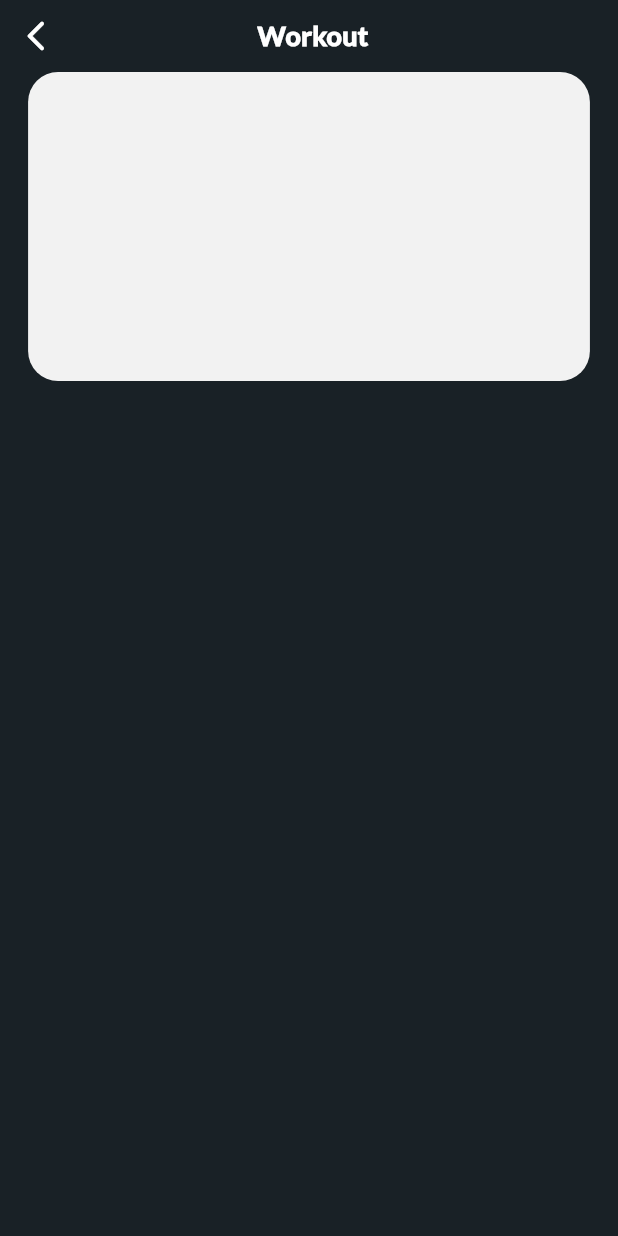
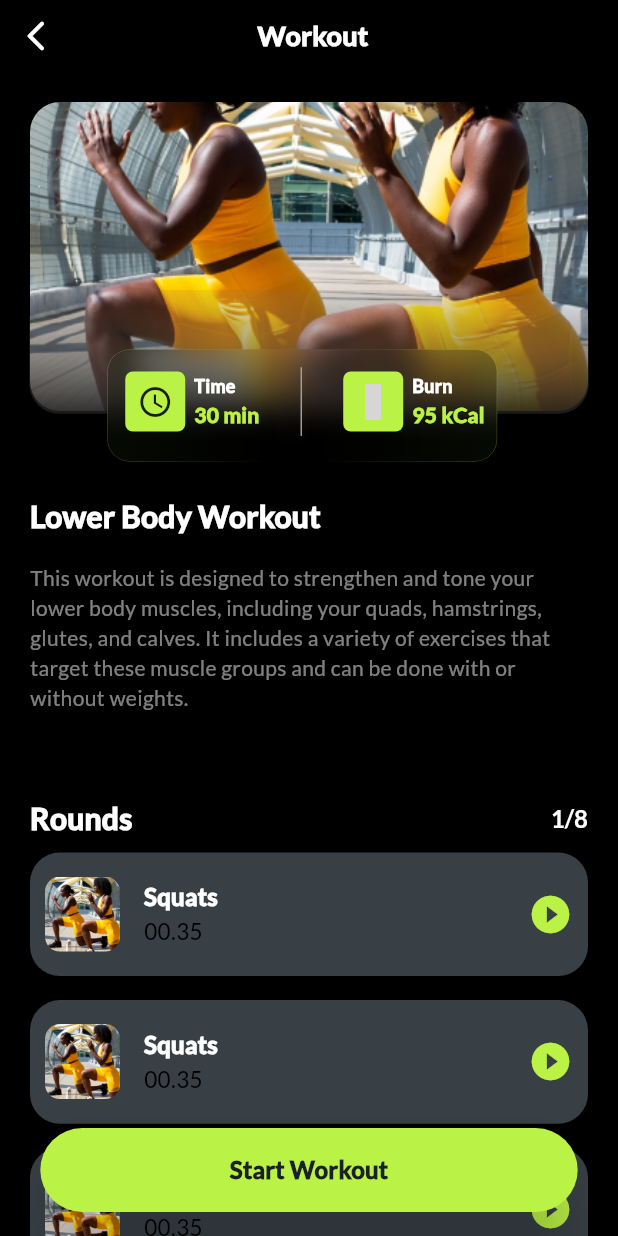
Before and after one commit to Buggies-dart/kineticx, a Flutter app: the screen it shows after launch, after a tap on an icon or button, on a phone screen of 412 x 824 dp. Run offline on Flutter 3.47's test engine with Material 3 defaults, Android fonts, the phone set to English and light mode, and no system bars; our stand-ins replace camera, cloud_firestore, firebase_auth, firebase_core, fl_chart, flutter_material_design_icons and 10 more; missing offline and left inert: water_animation; accounts and stored records are empty; network calls fail; grey boxes are pictures that could not be loaded.

Commit message:
feat: Update popular workout page layout and add secondary container color

```diff
--- a/lib/Utils/components.dart
+++ b/lib/Utils/components.dart
@@ -34,6 +34,7 @@ primaryColorLight: lilacPurple ,
 colorScheme: ColorScheme.light(
 onPrimaryContainer: steelGray,
 onPrimaryFixedVariant: slateGray,
+secondaryContainer: darkSlateGray,
 surfaceContainer: whiteColor,
 tertiaryContainer: smallChipColor,
 onErrorContainer: tomatoRed
--- a/lib/popular_workout_page.dart
+++ b/lib/popular_workout_page.dart
@@ -1,5 +1,9 @@
+import 'dart:ui';
+
 import 'package:flutter/material.dart';
+import 'package:flutter_material_design_icons/flutter_material_design_icons.dart';
 import 'package:kineticx/Utils/components.dart';
+import 'package:kineticx/Utils/pngs.dart';
 
 class PopularWorkoutPage extends StatefulWidget {
   const PopularWorkoutPage({super.key});
@@ -19,34 +23,144 @@ class _PopularWorkoutPageState extends State<PopularWorkoutPage> {
 final sizeHeight = MediaQuery.of(context).size.height;
 final sizeWidth = MediaQuery.of(context).size.width;
 
-return Scaffold( backgroundColor: blackColor,
+return Scaffold( backgroundColor: Colors.black,
+floatingActionButton: SizedBox( width: sizeWidth/1.15,
+child: FloatingActionButton.extended( backgroundColor: theme.primaryColor, onPressed: (){}, label: Text('Start Workout', style: theme.textTheme.titleMedium!.copyWith(fontSize: 16)),
+elevation: 20,
+shape: RoundedRectangleBorder(borderRadius: BorderRadius.circular(30))),
+),
+floatingActionButtonLocation: FloatingActionButtonLocation.centerFloat,
 body: SafeArea(
+  child: SingleChildScrollView( scrollDirection: Axis.vertical,
     child: Column(
     children: [
+
     Row(children: [
     IconButton(onPressed: (){Navigator.pop(context);}, icon: const Icon(Icons.arrow_back_ios_new_rounded, color: whiteColor,)),
     SizedBox(width: sizeWidth * 0.3),
     Text("Workout", style:  theme.textTheme.titleMedium!.copyWith(color: whiteColor),),
      ],
     ),
-
-Stack(
-  children: [ Container( height: sizeHeight/4, width: sizeWidth/1.1,
-  decoration: BoxDecoration( color: containerWhite,
+    Padding( padding: EdgeInsets.all(20),
+      child: Column( crossAxisAlignment: CrossAxisAlignment.start, mainAxisSize: MainAxisSize.min,
+      children: [
+      Stack( clipBehavior: Clip.none, alignment: Alignment.center,
+      children: [
+      Container( height: sizeHeight/4, width: sizeWidth/1.1,
+      decoration: BoxDecoration( image: const DecorationImage( image: AssetImage(Images.getStarted), fit: BoxFit.cover),
        borderRadius: BorderRadius.all(Radius.elliptical(20, 20)),   ),
       ),
-Positioned( top: sizeHeight/1.75,
-  child: Container( decoration: BoxDecoration(gradient: LinearGradient( begin: Alignment.topCenter, end: Alignment.bottomCenter,
+      Positioned( bottom: -1.8,
+      child: Container(
+      decoration: BoxDecoration(gradient: LinearGradient( begin: Alignment.topCenter, end: Alignment.bottomCenter,
       colors: [
-  Color.fromARGB(0, 255, 255, 255), whiteColor
-  ]) ),
-  height: sizeHeight/10, width: sizeWidth,
+      Color(0xFF686868).withValues(alpha: 0.1), Color(0xFF1D1D1D).withValues(alpha: 0.9)
+      ]),
+  borderRadius: BorderRadius.all(Radius.elliptical(20, 20)),
       ),
+      height: sizeHeight/10, width: sizeWidth/1.105,
+      ),
+      ),
+      Positioned( left: sizeWidth/8, top: sizeHeight/5,
+      child: Stack(
+        children: [ ClipRRect( borderRadius: BorderRadius.circular(15),
+        child: BackdropFilter( filter: ImageFilter.blur(sigmaX: 10, sigmaY: 10),
+        child: ShaderMask( shaderCallback: (bounds) => LinearGradient( colors: [
+        theme.primaryColor.withValues(alpha:1), theme.primaryColor.withValues(alpha: 0.01), theme.primaryColor.withValues(alpha:0),
+        theme.primaryColor.withValues(alpha: 0.01), theme.primaryColor.withValues(alpha:1),
+        ],
+        stops: [0.0, 0.41, 0.47, 0.54, 1.0],
+        ).createShader(bounds),
+        child: Container( width: 260, height: 75, decoration: BoxDecoration(
+        color: Color(0xFF192126).withValues(alpha: 0.3),
+        borderRadius: BorderRadius.circular(15),  border: Border.all(color: Colors.white, width: 0.2),
+        ),
+        ),
+        ),
+        ),),
+
+      Positioned( top: 12, left: 12,
+      child: Row(
+      children: [
+      workoutParams(theme, 'Time', '30 min', Icons.access_time),
+      SizedBox(width: sizeWidth/15),
+      Container(width: 1, height: sizeHeight/18, color: Colors.grey,
+      ),
+      SizedBox(width: sizeWidth/15),
+      workoutParams(theme, 'Burn', '95 kCal', MdiIcons.fire),
+      ],
+      ),
+      ),
+      ]),
+      ),
+      ]
+
+      ),
+
+
+       Container(
+      decoration: BoxDecoration( gradient: LinearGradient(colors: [
+      theme.primaryColor.withValues(alpha:1), theme.primaryColor.withValues(alpha: 0.01), theme.primaryColor.withValues(alpha:0),
+      theme.primaryColor.withValues(alpha: 0.01), theme.primaryColor.withValues(alpha:1),
+      ],
+      stops: [0.0, 0.41, 0.47, 0.54, 1.0],
+      ) ),),
+      SizedBox(height: sizeHeight/15),
+
+      Text('Lower Body Workout', style: theme.textTheme.titleMedium!.copyWith(color: whiteColor, fontSize: 20)),
+      SizedBox(height: sizeHeight/50),
+      Text('This workout is designed to strengthen and tone your lower body muscles, including your quads, hamstrings, glutes, and calves. It includes a variety of exercises that target these muscle groups and can be done with or without weights.', style: theme.textTheme.bodyMedium!.copyWith(color: whiteColor.withValues(alpha: 0.5), fontSize: 14)),
+
+      SizedBox(height: sizeHeight/15),
+
+Row( mainAxisAlignment: MainAxisAlignment.spaceBetween,
+children: [
+Text('Rounds', style: theme.textTheme.titleMedium!.copyWith(color: whiteColor, fontSize: 20)),
+Text('1/8', style: theme.textTheme.headlineMedium!.copyWith(color: whiteColor),)
+]),
+SizedBox( height: sizeHeight, width: sizeWidth,
+child: ListView.builder( physics: NeverScrollableScrollPhysics(), itemCount: 10, scrollDirection: Axis.vertical,
+itemBuilder: (context, index){
+return Padding(
+padding: const EdgeInsets.symmetric(vertical: 8),
+child: SizedBox( height: sizeHeight/10,
+child: ListTile(
+tileColor: darkSlateGray, contentPadding: EdgeInsets.only(top: 5, left: 10, right: 10), shape: RoundedRectangleBorder( borderRadius: BorderRadius.circular(20)),
+leading: Container( width: 50, height: 50, decoration: BoxDecoration(borderRadius: BorderRadius.all(Radius.elliptical(10, 10)),
+
+image: DecorationImage( image: AssetImage(Images.getStarted), fit: BoxFit.cover),)
+), title: Text('Squats', style: theme.textTheme.titleMedium!.copyWith(color: whiteColor, fontSize: 16),
+),
+subtitle: Text('00.35'), trailing: Icon(Icons.play_circle_fill, color: theme.primaryColor, size: 30),),
+),
+);
+}),
     )
+],
+),
+    ),
       ]),
-  ],
   ),
 )
     );
   }
+
+
+
+Row workoutParams(ThemeData theme, String text, String parameter, IconData icon) {
+return Row(
+children: [
+Container( width: 40, height: 40, decoration: BoxDecoration(color: theme.primaryColor, borderRadius: BorderRadius.all(Radius.elliptical(5, 5))),
+child: Icon(icon)
+),
+SizedBox(width: 6),
+Column( crossAxisAlignment: CrossAxisAlignment.start,
+children: [
+Text(text, style: theme.textTheme.titleMedium!.copyWith(color: whiteColor, fontSize: 12)),
+Text(parameter, style: theme.textTheme.titleMedium!.copyWith(color: theme.primaryColor, fontSize: 14)),
+],
+)
+],
+);
   }
+}
```
Also changed, not shown: 4 other files. Lines whose indentation alone changed are shown as unchanged.
